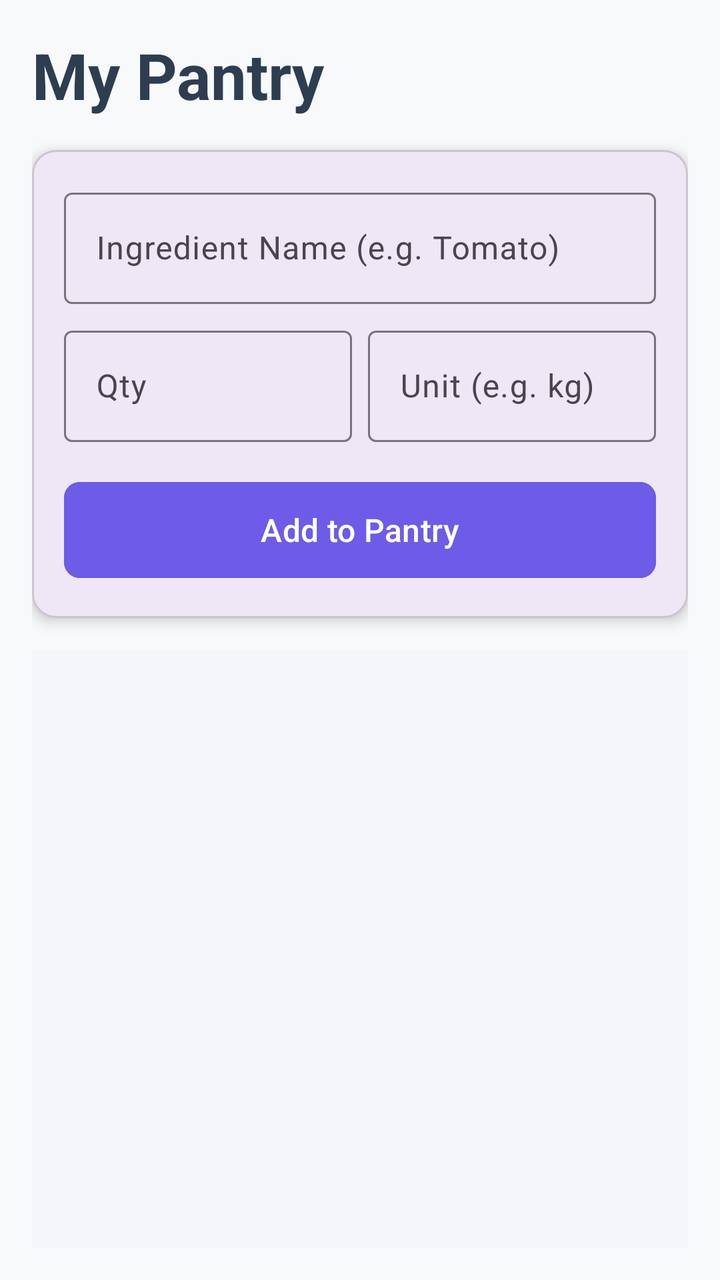
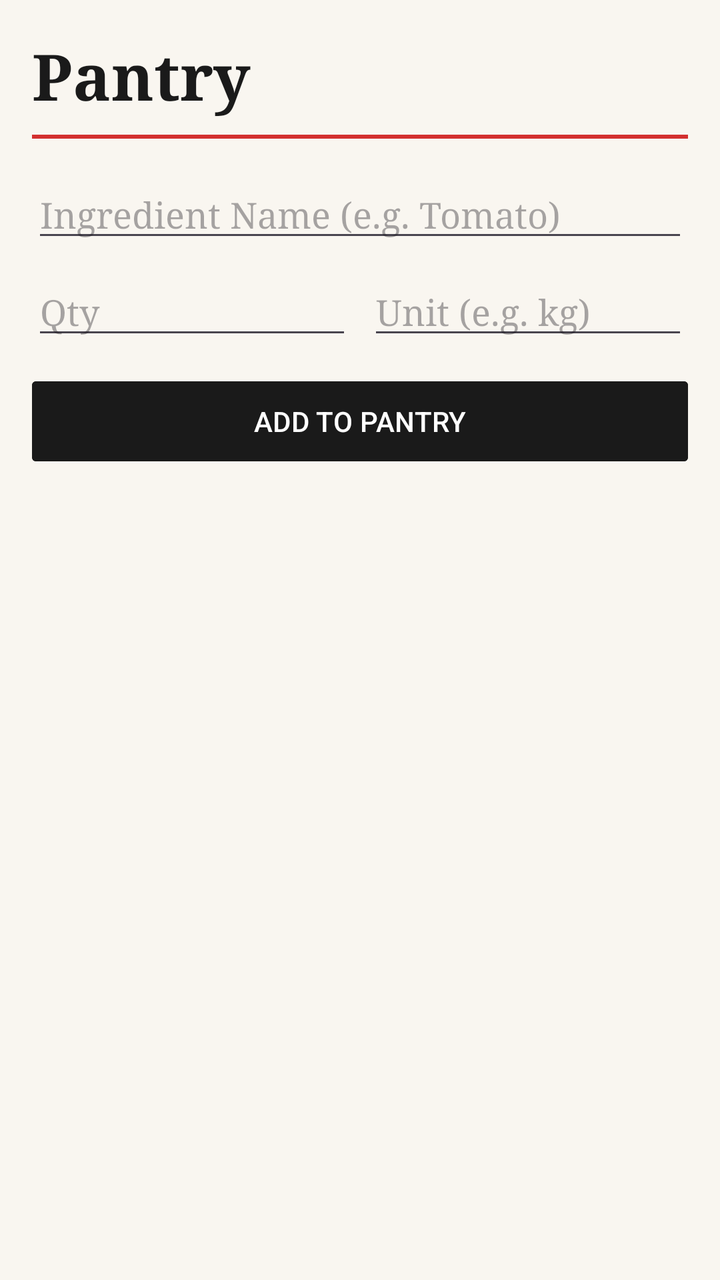

The first picture is an Android layout as it rendered before a commit; the second is the same layout after the commit. The layout source and the unified diff follow.
<!-- AndroidManifest.xml: application theme Theme.SmartPantryManager -->
<!-- res/layout/fragment_pantry.xml -->
<?xml version="1.0" encoding="utf-8"?>
<androidx.constraintlayout.widget.ConstraintLayout xmlns:android="http://schemas.android.com/apk/res/android"
    xmlns:app="http://schemas.android.com/apk/res-auto"
    android:layout_width="match_parent"
    android:layout_height="match_parent"
    android:background="#F8F9FA"
    android:padding="16dp">

    <TextView
        android:id="@+id/tvTitle"
        android:layout_width="wrap_content"
        android:layout_height="wrap_content"
        android:text="My Pantry"
        android:textColor="#2C3E50"
        android:textSize="32sp"
        android:textStyle="bold"
        app:layout_constraintStart_toStartOf="parent"
        app:layout_constraintTop_toTopOf="parent" />

    <com.google.android.material.card.MaterialCardView
        android:id="@+id/cardInput"
        android:layout_width="match_parent"
        android:layout_height="wrap_content"
        android:layout_marginTop="16dp"
        app:cardCornerRadius="12dp"
        app:cardElevation="4dp"
        app:layout_constraintTop_toBottomOf="@id/tvTitle">

        <LinearLayout
            android:layout_width="match_parent"
            android:layout_height="wrap_content"
            android:orientation="vertical"
            android:padding="16dp">

            <com.google.android.material.textfield.TextInputLayout
                android:layout_width="match_parent"
                android:layout_height="wrap_content"
                android:layout_marginBottom="8dp">

                <com.google.android.material.textfield.TextInputEditText
                    android:id="@+id/etItemName"
                    android:layout_width="match_parent"
                    android:layout_height="wrap_content"
                    android:hint="Ingredient Name (e.g. Tomato)" />
            </com.google.android.material.textfield.TextInputLayout>

            <LinearLayout
                android:layout_width="match_parent"
                android:layout_height="wrap_content"
                android:orientation="horizontal">

                <com.google.android.material.textfield.TextInputLayout
                    android:layout_width="0dp"
                    android:layout_height="wrap_content"
                    android:layout_weight="1"
                    android:layout_marginEnd="8dp">

                    <com.google.android.material.textfield.TextInputEditText
                        android:id="@+id/etQuantity"
                        android:layout_width="match_parent"
                        android:layout_height="wrap_content"
                        android:hint="Qty"
                        android:inputType="numberDecimal" />
                </com.google.android.material.textfield.TextInputLayout>

                <com.google.android.material.textfield.TextInputLayout
                    android:layout_width="0dp"
                    android:layout_height="wrap_content"
                    android:layout_weight="1">

                    <com.google.android.material.textfield.TextInputEditText
                        android:id="@+id/etUnit"
                        android:layout_width="match_parent"
                        android:layout_height="wrap_content"
                        android:hint="Unit (e.g. kg)" />
                </com.google.android.material.textfield.TextInputLayout>
            </LinearLayout>

            <com.google.android.material.button.MaterialButton
                android:id="@+id/btnAdd"
                android:layout_width="match_parent"
                android:layout_height="56dp"
                android:layout_marginTop="16dp"
                android:backgroundTint="#6C5CE7"
                android:text="Add to Pantry"
                android:textSize="16sp"
                app:cornerRadius="8dp" />
        </LinearLayout>
    </com.google.android.material.card.MaterialCardView>

    <androidx.recyclerview.widget.RecyclerView
        android:id="@+id/recyclerViewPantry"
        android:layout_width="match_parent"
        android:layout_height="0dp"
        android:layout_marginTop="16dp"
        android:background="#F4F6F9"
        android:padding="4dp"
        android:clipToPadding="false"
        app:layout_constraintBottom_toBottomOf="parent"
        app:layout_constraintTop_toBottomOf="@id/cardInput" />

</androidx.constraintlayout.widget.ConstraintLayout>
<!-- resources referenced by this layout -->
<resources>
  <style name="Theme.SmartPantryManager" parent="Base.Theme.SmartPantryManager" />
  <style name="Base.Theme.SmartPantryManager" parent="Theme.Material3.DayNight.NoActionBar">
          
          
      </style>
</resources>

<!-- the commit's change to res/layout/fragment_pantry.xml (unified diff, before → after) -->
@@ -3,100 +3,87 @@
     xmlns:app="http://schemas.android.com/apk/res-auto"
     android:layout_width="match_parent"
     android:layout_height="match_parent"
-    android:background="#F8F9FA"
+    android:background="#F9F6F0"
     android:padding="16dp">
 
     <TextView
         android:id="@+id/tvTitle"
         android:layout_width="wrap_content"
         android:layout_height="wrap_content"
-        android:text="My Pantry"
-        android:textColor="#2C3E50"
+        android:text="Pantry"
+        android:textColor="#1A1A1A"
         android:textSize="32sp"
         android:textStyle="bold"
+        android:fontFamily="serif"
         app:layout_constraintStart_toStartOf="parent"
         app:layout_constraintTop_toTopOf="parent" />
 
-    <com.google.android.material.card.MaterialCardView
-        android:id="@+id/cardInput"
+    <View
+        android:id="@+id/headerLine"
+        android:layout_width="match_parent"
+        android:layout_height="2dp"
+        android:background="#D32F2F"
+        android:layout_marginTop="8dp"
+        app:layout_constraintTop_toBottomOf="@id/tvTitle" />
+
+    <LinearLayout
+        android:id="@+id/inputLayout"
         android:layout_width="match_parent"
         android:layout_height="wrap_content"
+        android:orientation="vertical"
         android:layout_marginTop="16dp"
-        app:cardCornerRadius="12dp"
-        app:cardElevation="4dp"
-        app:layout_constraintTop_toBottomOf="@id/tvTitle">
+        app:layout_constraintTop_toBottomOf="@id/headerLine">
+
+        <EditText
+            android:id="@+id/etItemName"
+            android:layout_width="match_parent"
+            android:layout_height="wrap_content"
+            android:hint="Ingredient Name (e.g. Tomato)"
+            android:fontFamily="serif"
+            android:textColor="#1A1A1A" />
 
         <LinearLayout
             android:layout_width="match_parent"
             android:layout_height="wrap_content"
-            android:orientation="vertical"
-            android:padding="16dp">
+            android:orientation="horizontal"
+            android:layout_marginTop="8dp">
 
-            <com.google.android.material.textfield.TextInputLayout
-                android:layout_width="match_parent"
+            <EditText
+                android:id="@+id/etQuantity"
+                android:layout_width="0dp"
                 android:layout_height="wrap_content"
-                android:layout_marginBottom="8dp">
+                android:layout_weight="1"
+                android:layout_marginEnd="8dp"
+                android:hint="Qty"
+                android:inputType="numberDecimal"
+                android:fontFamily="serif" />
 
-                <com.google.android.material.textfield.TextInputEditText
-                    android:id="@+id/etItemName"
-                    android:layout_width="match_parent"
-                    android:layout_height="wrap_content"
-                    android:hint="Ingredient Name (e.g. Tomato)" />
-            </com.google.android.material.textfield.TextInputLayout>
+            <EditText
+                android:id="@+id/etUnit"
+                android:layout_width="0dp"
+                android:layout_height="wrap_content"
+                android:layout_weight="1"
+                android:hint="Unit (e.g. kg)"
+                android:fontFamily="serif" />
+        </LinearLayout>
 
-            <LinearLayout
-                android:layout_width="match_parent"
-                android:layout_height="wrap_content"
-                android:orientation="horizontal">
-
-                <com.google.android.material.textfield.TextInputLayout
-                    android:layout_width="0dp"
-                    android:layout_height="wrap_content"
-                    android:layout_weight="1"
-                    android:layout_marginEnd="8dp">
-
-                    <com.google.android.material.textfield.TextInputEditText
-                        android:id="@+id/etQuantity"
-                        android:layout_width="match_parent"
-                        android:layout_height="wrap_content"
-                        android:hint="Qty"
-                        android:inputType="numberDecimal" />
-                </com.google.android.material.textfield.TextInputLayout>
-
-                <com.google.android.material.textfield.TextInputLayout
-                    android:layout_width="0dp"
-                    android:layout_height="wrap_content"
-                    android:layout_weight="1">
-
-                    <com.google.android.material.textfield.TextInputEditText
-                        android:id="@+id/etUnit"
-                        android:layout_width="match_parent"
-                        android:layout_height="wrap_content"
-                        android:hint="Unit (e.g. kg)" />
-                </com.google.android.material.textfield.TextInputLayout>
-            </LinearLayout>
-
-            <com.google.android.material.button.MaterialButton
-                android:id="@+id/btnAdd"
-                android:layout_width="match_parent"
-                android:layout_height="56dp"
-                android:layout_marginTop="16dp"
-                android:backgroundTint="#6C5CE7"
-                android:text="Add to Pantry"
-                android:textSize="16sp"
-                app:cornerRadius="8dp" />
-        </LinearLayout>
-    </com.google.android.material.card.MaterialCardView>
+        <com.google.android.material.button.MaterialButton
+            android:id="@+id/btnAdd"
+            android:layout_width="match_parent"
+            android:layout_height="wrap_content"
+            android:layout_marginTop="12dp"
+            android:backgroundTint="#1A1A1A"
+            android:text="ADD TO PANTRY"
+            android:textColor="#FFFFFF"
+            app:cornerRadius="2dp" />
+    </LinearLayout>
 
     <androidx.recyclerview.widget.RecyclerView
         android:id="@+id/recyclerViewPantry"
         android:layout_width="match_parent"
         android:layout_height="0dp"
         android:layout_marginTop="16dp"
-        android:background="#F4F6F9"
-        android:padding="4dp"
-        android:clipToPadding="false"
         app:layout_constraintBottom_toBottomOf="parent"
-        app:layout_constraintTop_toBottomOf="@id/cardInput" />
+        app:layout_constraintTop_toBottomOf="@id/inputLayout" />
 
 </androidx.constraintlayout.widget.ConstraintLayout>
